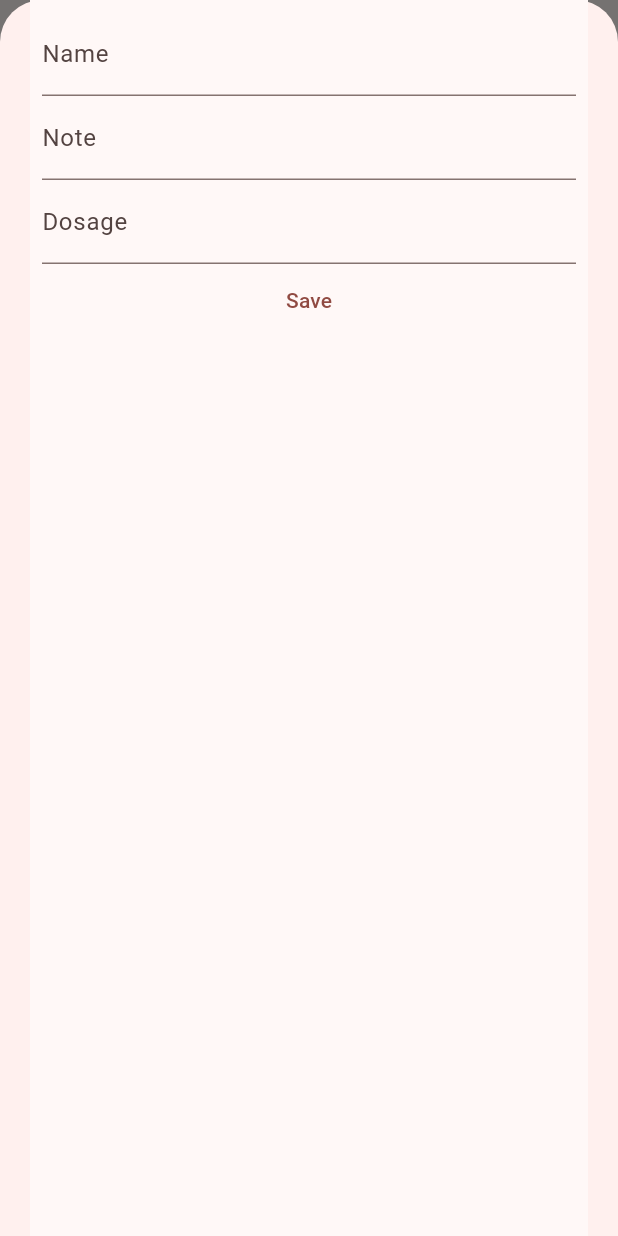
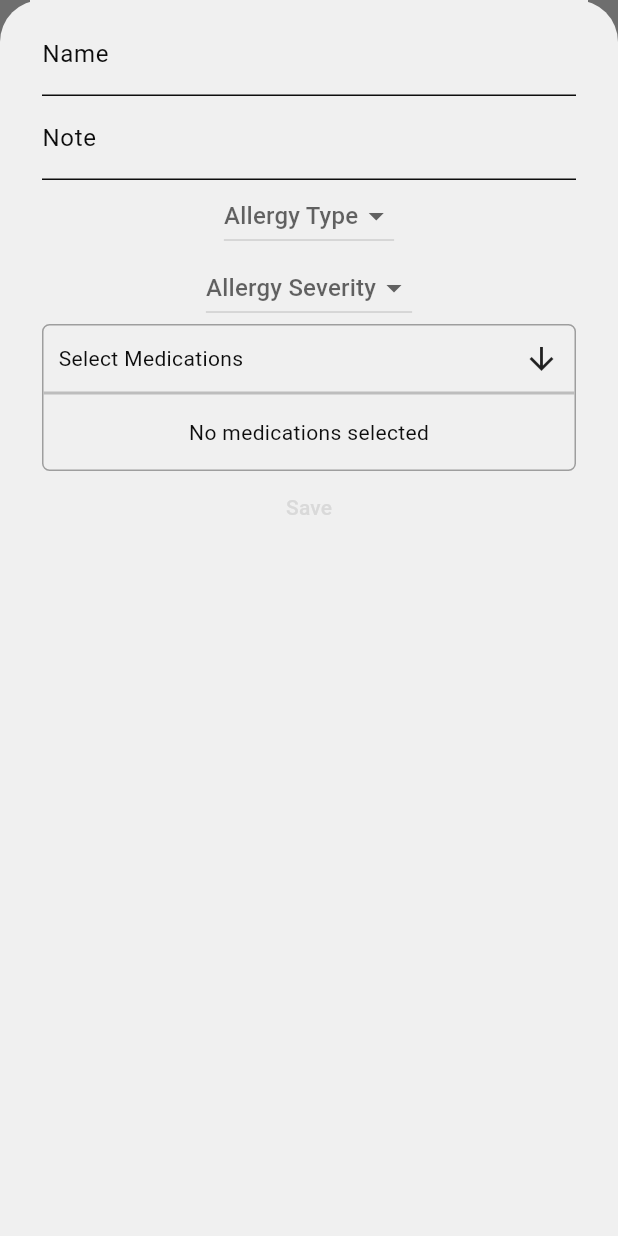
Before and after one commit to Boomexe/Emergency-Allergy-App, a Flutter app: the screen it shows after launch, item 3 of the bottom bar chosen, after a tap on the "add" icon, on a phone screen of 412 x 824 dp. Run offline on Flutter 3.47's test engine with Material 3 defaults, Android fonts, the phone set to English and light mode, and no system bars; drawn by our look-alikes of multi_select_flutter; our stand-ins replace firebase_core, flutter_secure_storage; missing offline and left inert: day_picker; accounts and stored records are empty.

Commit message:
allergy form and firebase setup

```diff
--- a/lib/components/allergy_details.dart
+++ b/lib/components/allergy_details.dart
@@ -2,7 +2,7 @@ import 'package:emergency_allergy_app/models/allergy.dart';
 import 'package:flutter/material.dart';
 
 class AllergyDetails extends StatefulWidget {
-  final AllergyInfo allergy;
+  final Allergy allergy;
 
   const AllergyDetails({super.key, required this.allergy});
 
--- a/lib/components/custom_navigation_bar.dart
+++ b/lib/components/custom_navigation_bar.dart
@@ -7,18 +7,27 @@ class CustomNavigationBar extends StatelessWidget {
 
   @override
   Widget build(BuildContext context) {
-    return NavigationBar(
+    return Padding(
+      padding: const EdgeInsets.all(0),
+      // padding: const EdgeInsets.only(left: 8, right: 8, bottom: 8),
+      child: ClipRRect(
+        // borderRadius: BorderRadius.circular(20),
+        child: NavigationBar(
           selectedIndex: currentIndex,
+          height: 64,
+          backgroundColor: Theme.of(context).colorScheme.primary,
           labelBehavior: NavigationDestinationLabelBehavior.onlyShowSelected,
-      destinations: const [
-        NavigationDestination(icon: Icon(Icons.home), label: 'Home'),
-        NavigationDestination(icon: Icon(Icons.medication), label: 'Medication'),
-        NavigationDestination(icon: Icon(Icons.health_and_safety), label: 'Allergies'),
-        NavigationDestination(icon: Icon(Icons.person), label: 'Profile'),
+          destinations: [
+            NavigationDestination(icon: Icon(Icons.home, color: Theme.of(context).colorScheme.onSurface), label: 'Home'),
+            NavigationDestination(icon: Icon(Icons.medication, color: Theme.of(context).colorScheme.onSurface), label: 'Medication'),
+            NavigationDestination(icon: Icon(Icons.health_and_safety, color: Theme.of(context).colorScheme.onSurface), label: 'Allergies'),
+            NavigationDestination(icon: Icon(Icons.person, color: Theme.of(context).colorScheme.onSurface), label: 'Profile'),
           ],
           onDestinationSelected: (value) {
             onUpdateIndex(value);
           },
+        ),
+      ),
     );
   }
 }
--- a/lib/main.dart
+++ b/lib/main.dart
@@ -1,12 +1,20 @@
+import 'package:flutter/material.dart';
+
 import 'package:emergency_allergy_app/components/custom_navigation_bar.dart';
+
 import 'package:emergency_allergy_app/screens/allergy_screen.dart';
 import 'package:emergency_allergy_app/screens/dashboard_screen.dart';
 import 'package:emergency_allergy_app/screens/medication_screen.dart';
 import 'package:emergency_allergy_app/screens/profile_screen.dart';
-// import 'package:emergency_allergy_app/screens/reminder_screen.dart';
-import 'package:flutter/material.dart';
 
-void main() {
+import 'package:emergency_allergy_app/themes/dark_theme.dart';
+import 'package:emergency_allergy_app/themes/light_theme.dart';
+
+import 'package:firebase_core/firebase_core.dart';
+import 'package:emergency_allergy_app/firebase_options.dart';
+
+Future<void> main() async {
+  await Firebase.initializeApp(options: DefaultFirebaseOptions.currentPlatform);
   runApp(const MyApp());
 }
 
@@ -37,10 +45,8 @@ class _MyAppState extends State<MyApp> {
   Widget build(BuildContext context) {
     return MaterialApp(
       title: 'Allergy Emergency',
-      theme: ThemeData(
-        colorScheme: ColorScheme.fromSeed(seedColor: Colors.red),
-        useMaterial3: true,
-      ),
+      theme: lightTheme,
+      darkTheme: darkTheme,
       home: Scaffold(
         body: screens[selectedIndex],
         bottomNavigationBar: CustomNavigationBar(
@@ -48,12 +54,6 @@ class _MyAppState extends State<MyApp> {
           currentIndex: selectedIndex,
         ),
       ),
-      // routes: {
-      //   // '/reminders': (context) => const Reminders(),
-      //   '/medications': (context) => const Medications(),
-      //   '/allergies': (context) => const Allergies(),
-      //   '/profile': (context) => const Profile(),
-      // },
     );
   }
 }
--- a/lib/models/allergy.dart
+++ b/lib/models/allergy.dart
@@ -1,31 +1,35 @@
 // import 'package:emergency_allergy_app/models/medication.dart';
 // import 'package:flutter/foundation.dart';
 
-class AllergyInfo {
+class Allergy {
   final String name;
   final String description;
 
   final AllergyType type;
   final AllergySeverity severity;
 
-  final List<int> medications;
+  final List<String> medicationIds;
 
-  AllergyInfo({required this.name, required this.description, required this.type, required this.severity, required this.medications});
+  Allergy(
+      {required this.name,
+      required this.description,
+      required this.type,
+      required this.severity,
+      required this.medicationIds});
 
-  factory AllergyInfo.fromJson(Map<String, dynamic> json) {
-    return AllergyInfo(
-      name: json['name'],
-      description: json['description'],
-      type: AllergyType.values[json['type']],
-      severity: AllergySeverity.values[json['severity']],
-      medications: json['medications']
-    );
+  factory Allergy.fromJson(Map<String, dynamic> json) {
+    return Allergy(
+        name: json['name'],
+        description: json['description'],
+        type: AllergyType.values[json['type']],
+        severity: AllergySeverity.values[json['severity']],
+        medicationIds: json['medications']);
   }
 
-  static List<AllergyInfo> fromJsonList(List<dynamic> jsonList) {
-    List<AllergyInfo> allergies = [];
+  static List<Allergy> fromJsonList(List<dynamic> jsonList) {
+    List<Allergy> allergies = [];
     for (var json in jsonList) {
-      allergies.add(AllergyInfo.fromJson(json));
+      allergies.add(Allergy.fromJson(json));
     }
 
     return allergies;
@@ -44,12 +48,7 @@ enum AllergyType {
   other
 }
 
-enum AllergySeverity {
-  mild,
-  moderate,
-  severe,
-  lifeThreatening
-}
+enum AllergySeverity { mild, moderate, severe }
 
 // enum AllergyReaction {
 //   hives,
--- a/lib/screens/allergy_screen.dart
+++ b/lib/screens/allergy_screen.dart
@@ -1,6 +1,8 @@
-// import 'package:emergency_allergy_app/models/allergy.dart';
-// import 'package:emergency_allergy_app/services/services.dart';
+import 'package:emergency_allergy_app/models/medication.dart';
+import 'package:emergency_allergy_app/services/services.dart';
+import 'package:emergency_allergy_app/models/allergy.dart';
 import 'package:flutter/material.dart';
+import 'package:multi_select_flutter/multi_select_flutter.dart';
 
 class Allergies extends StatefulWidget {
   const Allergies({super.key});
@@ -10,6 +12,26 @@ class Allergies extends StatefulWidget {
 }
 
 class _AllergiesState extends State<Allergies> {
+  void onFloatingActionButtonPressed() async {
+    List<Medication> medications = await Services.loadMedications();
+
+    showAllergyCreationScreen(medications);
+  }
+
+  void showAllergyCreationScreen(List<Medication> medications) {
+    showModalBottomSheet(
+        context: context,
+        isScrollControlled: true,
+        useSafeArea: true,
+        builder: (context) => Padding(
+              padding: EdgeInsets.only(
+                  bottom: MediaQuery.of(context).viewInsets.bottom,
+                  left: 20,
+                  right: 20),
+              child: CreateAllergy(medications: medications),
+            ));
+  }
+
   @override
   Widget build(BuildContext context) {
     return Scaffold(
@@ -18,17 +40,7 @@ class _AllergiesState extends State<Allergies> {
       ),
       floatingActionButton: FloatingActionButton(
           onPressed: () {
-            showModalBottomSheet(
-                context: context,
-                isScrollControlled: true,
-                useSafeArea: true,
-                builder: (context) => Padding(
-                      padding: EdgeInsets.only(
-                          bottom: MediaQuery.of(context).viewInsets.bottom,
-                          left: 20,
-                          right: 20),
-                      child: const CreateAllergy(),
-                    ));
+            onFloatingActionButtonPressed();
           },
           backgroundColor: Theme.of(context).primaryColor,
           child: const Icon(Icons.add, color: Colors.white)),
@@ -37,18 +49,29 @@ class _AllergiesState extends State<Allergies> {
 }
 
 class CreateAllergy extends StatefulWidget {
-  const CreateAllergy({super.key});
+  final List<Medication> medications;
+  const CreateAllergy({super.key, required this.medications});
 
   @override
   State<CreateAllergy> createState() => _CreateAllergyState();
 }
 
 class _CreateAllergyState extends State<CreateAllergy> {
-  TextEditingController name = TextEditingController();
-  TextEditingController note = TextEditingController();
-  TextEditingController type = TextEditingController();
-  TextEditingController severity = TextEditingController();
-  TextEditingController medications = TextEditingController();
+  TextEditingController nameController = TextEditingController();
+  TextEditingController noteController = TextEditingController();
+
+  AllergyType? allergyType;
+  AllergySeverity? allergySeverity;
+
+  late List<MultiSelectItem<Medication>> medicationMultiSelectItems;
+  List<Medication> selectedMedications = [];
+
+  @override
+  void initState() {
+    super.initState();
+    medicationMultiSelectItems =
+        widget.medications.map((e) => MultiSelectItem(e, e.name)).toList();
+  }
 
   @override
   Widget build(BuildContext context) {
@@ -64,15 +87,99 @@ class _CreateAllergyState extends State<CreateAllergy> {
             TextFormField(
               decoration: const InputDecoration(labelText: 'Note'),
             ),
-            TextFormField(
-              decoration: const InputDecoration(labelText: 'Dosage'),
+            DropdownButton(
+              hint: const Text('Allergy Type'),
+              value: allergyType,
+              items: AllergyType.values.map(
+                (e) {
+                  return DropdownMenuItem(
+                      value: e,
+                      child:
+                          Text(e.name[0].toUpperCase() + e.name.substring(1)));
+                },
+              ).toList(),
+              onChanged: (value) {
+                setState(() {
+                  allergyType = value as AllergyType;
+                });
+              },
             ),
+            DropdownButton(
+              hint: const Text('Allergy Severity'),
+              value: allergySeverity,
+              items: AllergySeverity.values.map(
+                (e) {
+                  return DropdownMenuItem(
+                      value: e,
+                      child:
+                          Text(e.name[0].toUpperCase() + e.name.substring(1)));
+                },
+              ).toList(),
+              onChanged: (value) {
+                setState(() {
+                  allergySeverity = value as AllergySeverity;
+                });
+              },
+            ),
+            Container(
+                decoration: BoxDecoration(
+                    border: Border.all(color: Colors.grey),
+                    borderRadius: BorderRadius.circular(5)),
+                child: Column(
+                  children: [
+                    MultiSelectDialogField(
+                      decoration: const BoxDecoration(),
+                      searchable: true,
+                      listType: MultiSelectListType.CHIP,
+                      buttonText: const Text('Select Medications'),
+                      title: const Text('Medications'),
+                      items: medicationMultiSelectItems,
+                      onConfirm: (values) {
+                        setState(() {
+                          selectedMedications = values.cast<Medication>();
+                        });
+                      },
+                      chipDisplay: MultiSelectChipDisplay.none(),
+                    ),
+                    Divider(
+                      height: 2,
+                      thickness: 2,
+                      color: Colors.grey.shade400,
+                    ),
+                    MultiSelectChipDisplay(
+                      decoration: const BoxDecoration(),
+                      height: 50,
+                      items: selectedMedications
+                          .map((e) => MultiSelectItem(e, e.name))
+                          .toList(),
+                      scroll: true,
+                      onTap: (value) {
+                        setState(() {
+                          selectedMedications.remove(value);
+                        });
+                      },
+                    ),
+                    selectedMedications.isEmpty
+                        ? const SizedBox(
+                            height: 50,
+                            child:
+                                Center(child: Text('No medications selected')))
+                        : const SizedBox.shrink(),
+                  ],
+                )),
             TextButton(
                 onPressed: () {
-                  // AllergyInfo allergy = AllergyInfo(name: name.text, description: note.text, type: type.text, severity: severity.text, medications: medications.text)
-                  // Services.saveAllergy(allergy);
+                  print('${nameController.text} ${noteController.text} $allergyType $allergySeverity ${selectedMedications.map((e) => e.id).toList()}');
+                  Allergy allergy = Allergy(
+                      name: nameController.text,
+                      description: noteController.text,
+                      type: allergyType!,
+                      severity: allergySeverity!,
+                      medicationIds:
+                          selectedMedications.map((e) => e.id).toList());
+                  Services.saveAllergy(allergy);
                 },
-                child: const Text("Save")),
+                child: const Text('Save')),
           ]),
         ),
       ),
--- a/lib/screens/medication_screen.dart
+++ b/lib/screens/medication_screen.dart
@@ -4,7 +4,7 @@ import 'package:emergency_allergy_app/models/reminder.dart';
 import 'package:emergency_allergy_app/services/services.dart';
 import 'package:flutter/cupertino.dart';
 import 'package:flutter/material.dart';
-import 'package:flutter/widgets.dart';
+// import 'package:flutter/widgets.dart';
 
 class Medications extends StatefulWidget {
   const Medications({super.key});
@@ -75,8 +75,8 @@ class _MedicationsState extends State<Medications> {
                           CreateMedication(onSaveMedication: onSaveMedication),
                     ));
           },
-          backgroundColor: Theme.of(context).primaryColor,
-          child: const Icon(Icons.add, color: Colors.white),
+          backgroundColor: Theme.of(context).colorScheme.secondary,
+          child: const Icon(Icons.add),
         ),);
   }
 }
@@ -99,13 +99,13 @@ class _CreateMedicationState extends State<CreateMedication> {
   DateTime? medicationReminderTime = DateTime.now();
 
   final List<DayInWeek> days = [
-    DayInWeek('Sun', dayKey: 'sunday'),
-    DayInWeek('Mon', dayKey: 'monday'),
-    DayInWeek('Tue', dayKey: 'tuesday'),
-    DayInWeek('Wed', dayKey: 'wednesday'),
-    DayInWeek('Thu', dayKey: 'thursday'),
-    DayInWeek('Fri', dayKey: 'friday'),
-    DayInWeek('Sat', dayKey: 'saturday'),
+    DayInWeek('S', dayKey: 'sunday'),
+    DayInWeek('M', dayKey: 'monday'),
+    DayInWeek('T', dayKey: 'tuesday'),
+    DayInWeek('W', dayKey: 'wednesday'),
+    DayInWeek('T', dayKey: 'thursday'),
+    DayInWeek('F', dayKey: 'friday'),
+    DayInWeek('S', dayKey: 'saturday'),
   ];
 
   void saveButtonPressed() async {
@@ -189,6 +189,10 @@ class _CreateMedicationState extends State<CreateMedication> {
                           });
                         }),
                     SelectWeekDays(
+                      backgroundColor: Theme.of(context).colorScheme.primary,
+                      daysFillColor: Theme.of(context).colorScheme.secondary,
+                      selectedDayTextColor: Theme.of(context).colorScheme.onSecondary,
+                      unSelectedDayTextColor: Theme.of(context).colorScheme.onPrimary,
                         onSelect: (values) {
                           List<String> days = values;
                           print('days: $days');
--- a/lib/screens/medications.dart
+++ b/lib/screens/medications.dart
@@ -4,7 +4,7 @@ import 'package:emergency_allergy_app/models/reminder.dart';
 import 'package:emergency_allergy_app/services/services.dart';
 import 'package:flutter/cupertino.dart';
 import 'package:flutter/material.dart';
-import 'package:flutter/widgets.dart';
+// import 'package:flutter/widgets.dart';
 
 class Medications extends StatefulWidget {
   const Medications({super.key});
--- a/lib/screens/profile_screen.dart
+++ b/lib/screens/profile_screen.dart
@@ -1,7 +1,7 @@
-import 'package:flutter/cupertino.dart';
+// import 'package:flutter/cupertino.dart';
 import 'package:flutter/material.dart';
-import 'package:flutter/services.dart';
-import 'package:flutter/widgets.dart';
+// import 'package:flutter/services.dart';
+// import 'package:flutter/widgets.dart';
 
 class Profile extends StatefulWidget {
   const Profile({super.key});
--- a/lib/services/services.dart
+++ b/lib/services/services.dart
@@ -7,12 +7,12 @@ import 'package:flutter_secure_storage/flutter_secure_storage.dart';
 class Services {
   static FlutterSecureStorage storage = const FlutterSecureStorage();
 
-  static Future<List<AllergyInfo>> loadAllergies() async {
+  static Future<List<Allergy>> loadAllergies() async {
     Future<String?> allergiesString = readData('allergies');
 
     allergiesString.then((value) {
-      List<AllergyInfo> allergies =
-          AllergyInfo.fromJsonList(jsonDecode(value!)['allergies']);
+      List<Allergy> allergies =
+          Allergy.fromJsonList(jsonDecode(value!)['allergies']);
 
       return allergies;
     });
@@ -21,7 +21,7 @@ class Services {
   }
 
   static void saveAllergy(allergy) async {
-    Future<List<AllergyInfo>> allergies = loadAllergies();
+    Future<List<Allergy>> allergies = loadAllergies();
 
     allergies.then((value) {
       value.add(allergy);
--- /dev/null
+++ b/lib/themes/dark_theme.dart
@@ -0,0 +1,6 @@
+import 'package:flutter/material.dart';
+
+ThemeData darkTheme = ThemeData(
+  brightness: Brightness.dark,
+  useMaterial3: true,
+);
--- /dev/null
+++ b/lib/themes/light_theme.dart
@@ -0,0 +1,17 @@
+import 'package:flutter/material.dart';
+
+ThemeData lightTheme = ThemeData(
+  brightness: Brightness.light,
+  useMaterial3: true,
+  colorScheme: const ColorScheme(
+    brightness: Brightness.light,
+    primary: Color.fromRGBO(217, 217, 217, 1),
+    onPrimary: Color.fromRGBO(13, 13, 13, 1),
+    secondary: Color.fromRGBO(255, 0, 0, 1),
+    onSecondary: Color.fromRGBO(13, 13, 13, 1),
+    surface: Color.fromRGBO(240, 240, 240, 1),
+    onSurface: Color.fromRGBO(13, 13, 13, 1),
+    error: Colors.red,
+    onError: Colors.white,
+  ),
+);
--- a/pubspec.yaml
+++ b/pubspec.yaml
@@ -39,6 +39,9 @@ dependencies:
   uuid: ^4.4.0
 
   day_picker: ^2.2.0
+  multi_select_flutter: ^4.1.3
+  choice: ^2.3.2
+  firebase_core: ^3.3.0
 
 dev_dependencies:
   flutter_test:
```
Also changed, not shown: firebase.json (added), lib/firebase_options.dart (added), pubspec.lock, 6 other files. Lines whose indentation alone changed are shown as unchanged.
